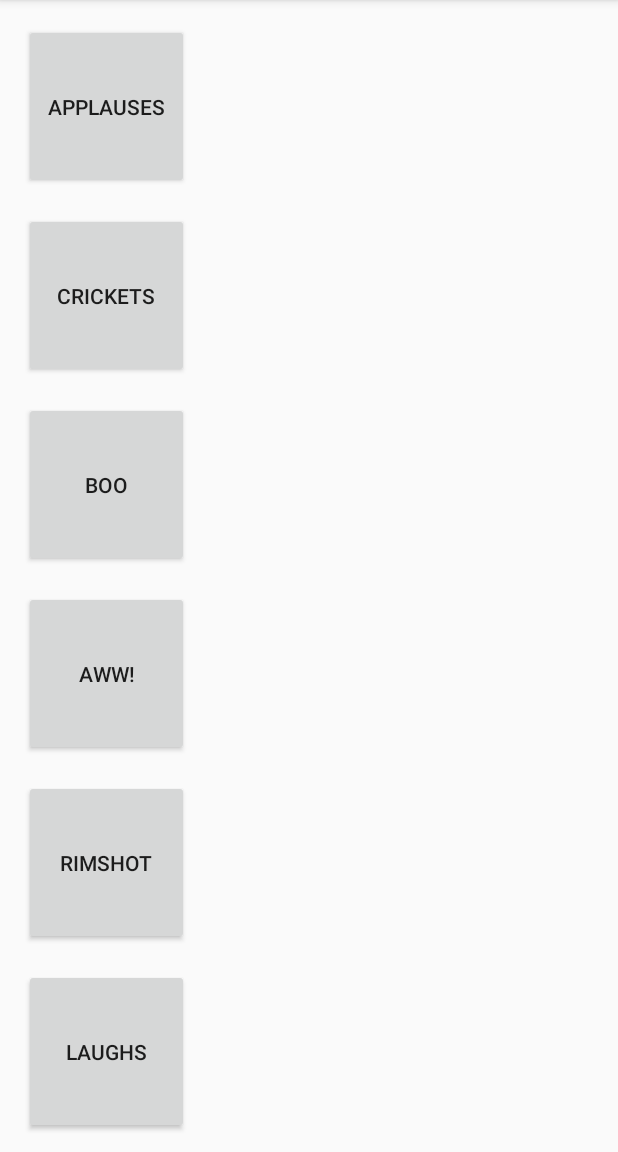
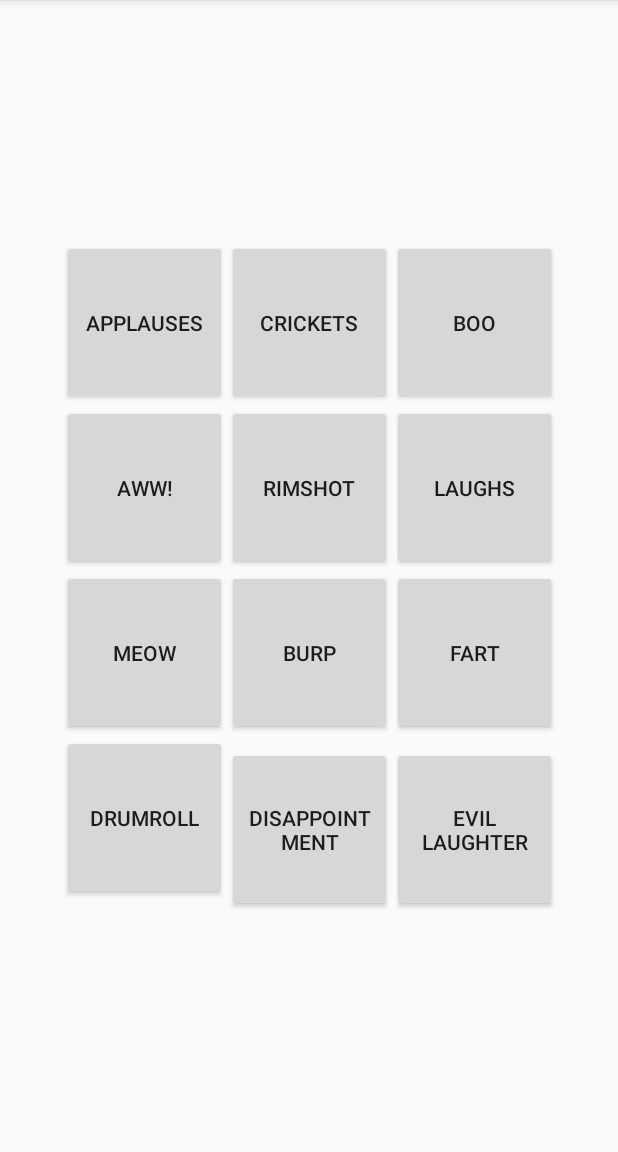
Before and after one commit to jmiguelrivas/fake_audience, an Android app: the screen it shows after launch (MainActivity), on a phone screen of 412 x 824 dp, the part 84-1236 px from its top. Run offline under Robolectric (Android 15) with nearby library versions, the phone set to English and light mode, and no system bars.

Commit message:
fixing layout

```diff
--- a/app/build.gradle
+++ b/app/build.gradle
@@ -30,6 +30,7 @@ dependencies {
     implementation 'androidx.core:core-ktx:1.3.2'
     implementation 'androidx.appcompat:appcompat:1.2.0'
     implementation 'androidx.constraintlayout:constraintlayout:2.0.1'
+    implementation 'androidx.gridlayout:gridlayout:1.0.0'
     testImplementation 'junit:junit:4.12'
     androidTestImplementation 'androidx.test.ext:junit:1.1.2'
     androidTestImplementation 'androidx.test.espresso:espresso-core:3.3.0'
--- a/app/src/main/java/com/example/fakeaudience/MainActivity.kt
+++ b/app/src/main/java/com/example/fakeaudience/MainActivity.kt
@@ -12,8 +12,6 @@ class MainActivity : AppCompatActivity() {
         super.onCreate(savedInstanceState)
         setContentView(R.layout.activity_main)
         mp = MediaPlayer.create(this, R.raw.applauses)
-        mp.isLooping = false
-        mp.setVolume(1.0f, 1.0f)
     }
 
     fun playApplauses(v: View) {
--- a/app/src/main/res/layout/activity_main.xml
+++ b/app/src/main/res/layout/activity_main.xml
@@ -1,154 +1,98 @@
 <?xml version="1.0" encoding="utf-8"?>
-<LinearLayout
-    xmlns:android="http://schemas.android.com/apk/res/android"
+<androidx.constraintlayout.widget.ConstraintLayout xmlns:android="http://schemas.android.com/apk/res/android"
     xmlns:app="http://schemas.android.com/apk/res-auto"
     xmlns:tools="http://schemas.android.com/tools"
     android:layout_width="match_parent"
-    android:layout_height="match_parent"
-    tools:context=".MainActivity"
-    android:orientation="vertical"
-    android:gravity="">
+    android:layout_height="match_parent">
+
+    <GridLayout
+        android:layout_width="wrap_content"
+        android:layout_height="wrap_content"
+        android:layout_marginStart="16dp"
+        android:layout_marginTop="16dp"
+        android:layout_marginEnd="16dp"
+        android:layout_marginBottom="16dp"
+        android:columnCount="3"
+        app:layout_constraintBottom_toBottomOf="parent"
+        app:layout_constraintEnd_toEndOf="parent"
+        app:layout_constraintHorizontal_bias="0.5"
+        app:layout_constraintStart_toStartOf="parent"
+        app:layout_constraintTop_toTopOf="parent"
+        app:layout_constraintVertical_bias="0.5">
 
         <Button
             android:id="@+id/btn_applauses"
             android:layout_width="110dp"
             android:layout_height="110dp"
-        android:layout_marginStart="16dp"
-        android:layout_marginTop="16dp"
             android:onClick="playApplauses"
-        android:text="@string/applauses"
-        android:textSize="14sp"
-        app:layout_constraintStart_toStartOf="parent"
-        app:layout_constraintTop_toTopOf="parent" />
+            android:text="@string/applauses" />
 
         <Button
             android:id="@+id/button2"
             android:layout_width="110dp"
             android:layout_height="110dp"
-        android:layout_marginStart="16dp"
-        android:layout_marginTop="16dp"
-        android:text="@string/crickets"
-        android:textSize="14sp"
-        app:layout_constraintStart_toEndOf="@+id/btn_applauses"
-        app:layout_constraintTop_toTopOf="parent" />
+            android:text="@string/crickets" />
 
         <Button
             android:id="@+id/button3"
             android:layout_width="110dp"
             android:layout_height="110dp"
-        android:layout_marginStart="16dp"
-        android:layout_marginTop="16dp"
-        android:text="@string/boo"
-        android:textSize="14sp"
-        app:layout_constraintStart_toEndOf="@+id/button2"
-        app:layout_constraintTop_toTopOf="parent" />
+            android:text="@string/boo" />
 
         <Button
             android:id="@+id/button4"
             android:layout_width="110dp"
             android:layout_height="110dp"
-        android:layout_marginStart="16dp"
-        android:layout_marginTop="16dp"
-        android:text="@string/aww"
-        android:textSize="14sp"
-        android:visibility="visible"
-        app:layout_constraintStart_toStartOf="parent"
-        app:layout_constraintTop_toBottomOf="@+id/btn_applauses" />
+            android:text="@string/aww" />
 
         <Button
             android:id="@+id/button5"
             android:layout_width="110dp"
             android:layout_height="110dp"
-        android:layout_marginStart="16dp"
-        android:layout_marginTop="16dp"
-        android:text="@string/rimshot"
-        android:textSize="14sp"
-        android:visibility="visible"
-        app:layout_constraintStart_toEndOf="@+id/button4"
-        app:layout_constraintTop_toBottomOf="@+id/button2" />
+            android:text="@string/rimshot" />
 
         <Button
             android:id="@+id/button6"
             android:layout_width="110dp"
             android:layout_height="110dp"
-        android:layout_marginStart="16dp"
-        android:layout_marginTop="16dp"
-        android:text="@string/laughs"
-        android:textSize="14sp"
-        android:visibility="visible"
-        app:layout_constraintStart_toEndOf="@+id/button5"
-        app:layout_constraintTop_toBottomOf="@+id/button3" />
+            android:text="@string/laughs" />
 
         <Button
             android:id="@+id/button7"
             android:layout_width="110dp"
             android:layout_height="110dp"
-        android:layout_marginStart="16dp"
-        android:layout_marginTop="16dp"
-        android:text="@string/meow"
-        android:textSize="14sp"
-        android:visibility="visible"
-        app:layout_constraintStart_toStartOf="parent"
-        app:layout_constraintTop_toBottomOf="@+id/button4" />
+            android:text="@string/meow" />
 
         <Button
             android:id="@+id/button8"
             android:layout_width="110dp"
             android:layout_height="110dp"
-        android:layout_marginStart="16dp"
-        android:layout_marginTop="16dp"
-        android:text="@string/burp"
-        android:textSize="14sp"
-        android:visibility="visible"
-        app:layout_constraintStart_toEndOf="@+id/button7"
-        app:layout_constraintTop_toBottomOf="@+id/button5" />
+            android:text="@string/burp" />
 
         <Button
             android:id="@+id/button9"
             android:layout_width="110dp"
             android:layout_height="110dp"
-        android:layout_marginStart="16dp"
-        android:layout_marginTop="16dp"
-        android:text="@string/fart"
-        android:textSize="14sp"
-        android:visibility="visible"
-        app:layout_constraintStart_toEndOf="@+id/button8"
-        app:layout_constraintTop_toBottomOf="@+id/button6" />
+            android:text="@string/fart" />
 
         <Button
             android:id="@+id/button10"
             android:layout_width="110dp"
             android:layout_height="110dp"
-        android:layout_marginStart="16dp"
-        android:layout_marginTop="16dp"
-        android:text="@string/drumroll"
-        android:textSize="14sp"
-        android:visibility="visible"
-        app:layout_constraintStart_toStartOf="parent"
-        app:layout_constraintTop_toBottomOf="@+id/button7" />
+            android:text="@string/drumroll" />
 
         <Button
             android:id="@+id/button11"
             android:layout_width="110dp"
             android:layout_height="110dp"
-        android:layout_marginStart="16dp"
-        android:layout_marginTop="16dp"
-        android:text="@string/disappointment"
-        android:textSize="14sp"
-        android:visibility="visible"
-        app:layout_constraintStart_toEndOf="@+id/button10"
-        app:layout_constraintTop_toBottomOf="@+id/button8" />
+            android:text="@string/disappointment" />
 
         <Button
             android:id="@+id/button12"
             android:layout_width="110dp"
             android:layout_height="110dp"
-        android:layout_marginStart="16dp"
-        android:layout_marginTop="16dp"
-        android:text="@string/evil_laught"
-        android:textSize="14sp"
-        android:visibility="visible"
-        app:layout_constraintStart_toEndOf="@+id/button11"
-        app:layout_constraintTop_toBottomOf="@+id/button9" />
+            android:text="@string/evil_laugh" />
 
-</LinearLayout>
+    </GridLayout>
+
+</androidx.constraintlayout.widget.ConstraintLayout>
--- a/app/src/main/res/values/strings.xml
+++ b/app/src/main/res/values/strings.xml
@@ -11,5 +11,5 @@
     <string name="fart">Fart</string>
     <string name="drumroll">Drumroll</string>
     <string name="disappointment">Disappointment</string>
-    <string name="evil_laught">Evil Laught</string>
+    <string name="evil_laugh">Evil Laughter</string>
 </resources>
```
Lines whose indentation alone changed are shown as unchanged.
